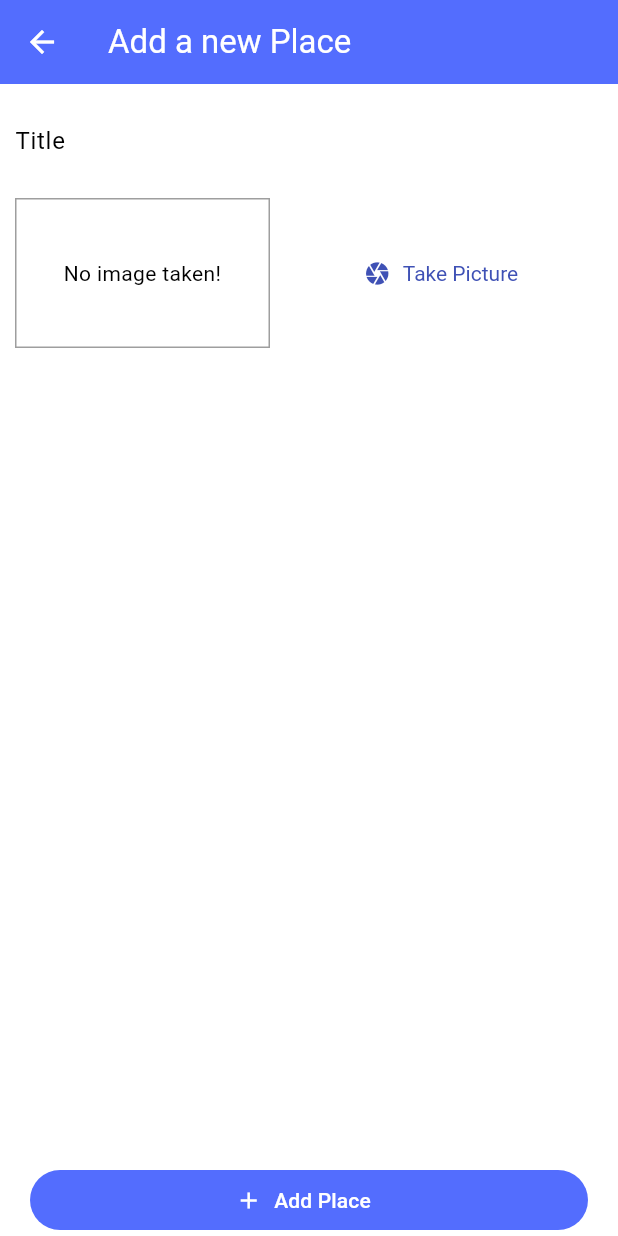
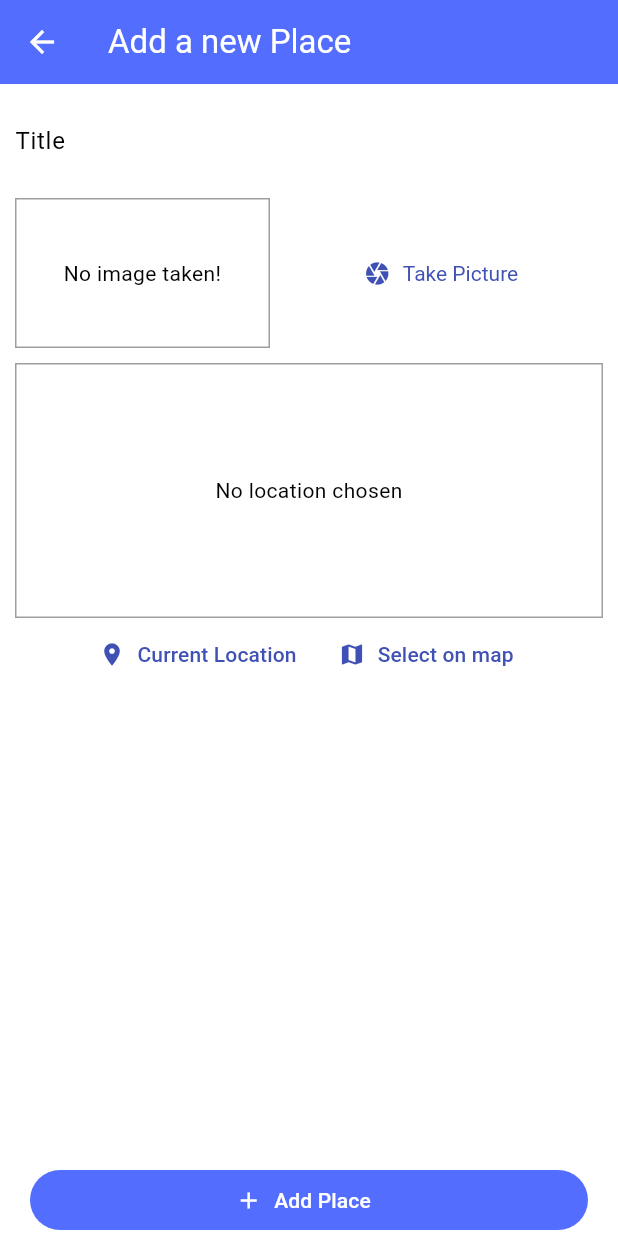
Before and after one commit to achaudhary591/Great_Place_Flutter_App, a Flutter app: the screen it shows after launch, after a tap on the "add" icon, on a phone screen of 412 x 824 dp. Run offline on Flutter 3.47's test engine with Material 2 defaults, Android fonts, the phone set to English and light mode, and no system bars; our stand-ins replace google_maps_flutter, image_picker, loading_animation_widget, location, sqflite; accounts and stored records are empty.

Commit message:
added map and location marker

```diff
--- /dev/null
+++ b/lib/helpers/api_key.dart
@@ -0,0 +1 @@
+const api_key = 'AIzaSyCWyPXw0V2ms5YG_sAzd7oCIR5ArHPsHyc';
--- /dev/null
+++ b/lib/helpers/db_helper.dart
@@ -0,0 +1,29 @@
+import 'package:sqflite/sqflite.dart' as sql;
+import 'package:path/path.dart' as path;
+import 'package:sqflite/sql.dart';
+import 'package:sqflite/sqlite_api.dart';
+
+class DBHelper {
+  static Future<Database> database() async {
+    final dbPath = await sql.getDatabasesPath();
+    return sql.openDatabase(path.join(dbPath, 'places.db'),
+        onCreate: (db, version) {
+      return db.execute(
+          'CREATE TABLE user_places(id TEXT PRIMARY KEY, title TEXT, image TEXT)');
+    }, version: 1);
+  }
+
+  static Future<void> insert(String table, Map<String, dynamic> data) async {
+    final db = await DBHelper.database();
+    db.insert(
+      table,
+      data,
+      conflictAlgorithm: ConflictAlgorithm.replace,
+    );
+  }
+
+  static Future<List<Map<String, dynamic>>> getData(String table) async{
+    final db = await DBHelper.database();
+    return db.query(table);
+  }
+}
--- /dev/null
+++ b/lib/helpers/helpers.dart
@@ -0,0 +1,3 @@
+export 'api_key.dart';
+export 'db_helper.dart';
+export 'location_helper.dart';
--- /dev/null
+++ b/lib/helpers/location_helper.dart
@@ -0,0 +1,16 @@
+import 'helpers.dart';
+import 'package:http/http.dart' as http;
+
+const GOOGLE_API_KEY = api_key;
+
+class LocationHelper{
+
+  static String generateLocationPreviewImage(
+      {required double? latitude, required double? longitude}){
+    return 'https://maps.googleapis.com/maps/api/staticmap?center=&$latitude,$longitude&zoom=16&size=600x300&maptype=roadmap&markers=color:red%7Clabel:A%7C$latitude,$longitude&key=$GOOGLE_API_KEY';
+  }
+
+  static Future<String> getPlacesAddress(double lat, double lng) async{
+    final url = Uri.parse('https://maps.googleapis.com/maps/api/geocode/json?latlng=40.714224,-73.961452&key=$GOOGLE_API_KEY');
+  }
+}
--- a/lib/model/place.dart
+++ b/lib/model/place.dart
@@ -20,5 +20,5 @@ class PlaceLocation{
   final double longitude;
   final String? address;
 
-  PlaceLocation({required this.latitude, required this.longitude, this.address});
+  const PlaceLocation({required this.latitude, required this.longitude, this.address});
 }
--- a/lib/provider/great_places.dart
+++ b/lib/provider/great_places.dart
@@ -2,7 +2,7 @@ import 'dart:io';
 
 import 'package:flutter/foundation.dart';
 import 'package:flutter/material.dart';
-
+import '../helpers/db_helper.dart';
 import '../model/models.dart';
 
 class GreatPlaces with ChangeNotifier {
@@ -21,5 +21,25 @@ class GreatPlaces with ChangeNotifier {
     );
     _items.add(newPlace);
     notifyListeners();
+    DBHelper.insert('user_places', {
+      'id': newPlace.id,
+      'title': newPlace.title,
+      'image': newPlace.image!.path,
+    });
+  }
+
+  Future<void> fetchAndSetPlaces() async {
+    final dataList = await DBHelper.getData('user_places');
+    _items = dataList
+        .map(
+          (item) => Place(
+            id: item['id'],
+            title: item['title'],
+            image: File(item['image']),
+            location: null,
+          ),
+        )
+        .toList();
+    notifyListeners();
   }
 }
--- a/lib/screens/add_place_screen.dart
+++ b/lib/screens/add_place_screen.dart
@@ -60,6 +60,8 @@ class _AddPlaceScreenState extends State<AddPlaceScreen> {
                       height: 10,
                     ),
                     ImageInput(_selectImage),
+                    const SizedBox(height: 10,),
+                    LocationInput()
                   ],
                 ),
               ),
--- a/lib/screens/places_list_screen.dart
+++ b/lib/screens/places_list_screen.dart
@@ -23,10 +23,12 @@ class PlacesListScreen extends StatelessWidget {
           ),
         ],
       ),
-      body: Consumer<GreatPlaces>(
+      body: FutureBuilder(
+        future: Provider.of<GreatPlaces>(context, listen: false).fetchAndSetPlaces(),
+        builder: (ctx, snapshot) => snapshot.connectionState == ConnectionState.waiting ? Center(child: loadingWidget(80)) : Consumer<GreatPlaces>(
           child:
               const Center(child: Text('Got no places yet, start adding some')),
-        builder: (ctx, greatPlaces, ch) => greatPlaces.items.length <= 0
+          builder: (ctx, greatPlaces, ch) => greatPlaces.items.isEmpty
               ? ch!
               : ListView.builder(
                   itemCount: greatPlaces.items.length,
@@ -39,6 +41,7 @@ class PlacesListScreen extends StatelessWidget {
                   ),
                 ),
         ),
+      ),
     );
   }
 }
--- a/lib/screens/screens.dart
+++ b/lib/screens/screens.dart
@@ -1,3 +1,4 @@
 export 'places_list_screen.dart';
 export 'place_detail_screen.dart';
 export 'add_place_screen.dart';
+export 'map_screen.dart';
--- /dev/null
+++ b/lib/widgets/location_input.dart
@@ -0,0 +1,93 @@
+import 'package:flutter/material.dart';
+import 'package:google_maps_flutter/google_maps_flutter.dart';
+import 'package:great_places_app/screens/map_screen.dart';
+import 'package:location/location.dart';
+import '../helpers/helpers.dart';
+
+
+class LocationInput extends StatefulWidget {
+  const LocationInput({Key? key}) : super(key: key);
+
+  @override
+  State<LocationInput> createState() => _LocationInputState();
+}
+
+class _LocationInputState extends State<LocationInput> {
+  String? _previewImageUrl;
+
+  Future<void> _getCurrentUserLocation() async {
+    final locData = await Location().getLocation();
+    print(locData.longitude);
+    print(locData.latitude);
+    final staticMapUrl = LocationHelper.generateLocationPreviewImage(
+        latitude: locData.latitude, longitude: locData.longitude);
+    setState(() {
+      _previewImageUrl = staticMapUrl;
+    });
+  }
+
+  Future<void> _selectOnMap() async {
+    final selectedLocation = await Navigator.of(context).push<LatLng>(
+      MaterialPageRoute(
+        fullscreenDialog: true,
+        builder: (ctx) => MapScreen(
+          isSelecting: true,
+        ),
+      ),
+    );
+    if (selectedLocation == null) {
+      return;
+    }
+    print('retrieving location data ============>${selectedLocation.latitude}');
+  }
+
+  @override
+  Widget build(BuildContext context) {
+    return Column(
+      children: [
+        Container(
+          height: 170,
+          width: double.infinity,
+          alignment: Alignment.center,
+          decoration: BoxDecoration(
+            border: Border.all(
+              width: 1,
+              color: Colors.grey,
+            ),
+          ),
+          child: _previewImageUrl == null
+              ? const Text(
+                  'No location chosen',
+                  textAlign: TextAlign.center,
+                )
+              : Image.network(
+                  _previewImageUrl!,
+                  fit: BoxFit.cover,
+                  width: double.infinity,
+                ),
+        ),
+        Row(
+          mainAxisAlignment: MainAxisAlignment.center,
+          children: [
+            TextButton.icon(
+              onPressed: _getCurrentUserLocation,
+              label: Text(
+                'Current Location',
+                style: TextStyle(color: Theme.of(context).primaryColor),
+              ),
+              icon: const Icon(Icons.location_on),
+            ),
+            TextButton.icon(
+              onPressed: _selectOnMap,
+              label: Text(
+                'Select on map',
+                style: TextStyle(color: Theme.of(context).primaryColor),
+              ),
+              icon: const Icon(Icons.map),
+            ),
+          ],
+        ),
+      ],
+    );
+  }
+}
--- a/lib/widgets/widgets.dart
+++ b/lib/widgets/widgets.dart
@@ -1,2 +1,3 @@
 export 'loading_widget.dart';
 export 'image_input.dart';
+export 'location_input.dart';
--- a/pubspec.yaml
+++ b/pubspec.yaml
@@ -43,6 +43,10 @@ dependencies:
   sqflite: ^2.2.6
   path_provider: ^2.0.14
   path: ^1.8.2
+  console_flutter: ^1.0.0+1
+  location: ^4.4.0
+  google_maps_flutter: ^2.2.5
+  http: ^0.13.5
 
 dev_dependencies:
   flutter_test:
```
Also changed, not shown: lib/screens/map_screen.dart (added, +68 -0 lines), pubspec.lock, 10 other files. Lines whose indentation alone changed are shown as unchanged.
